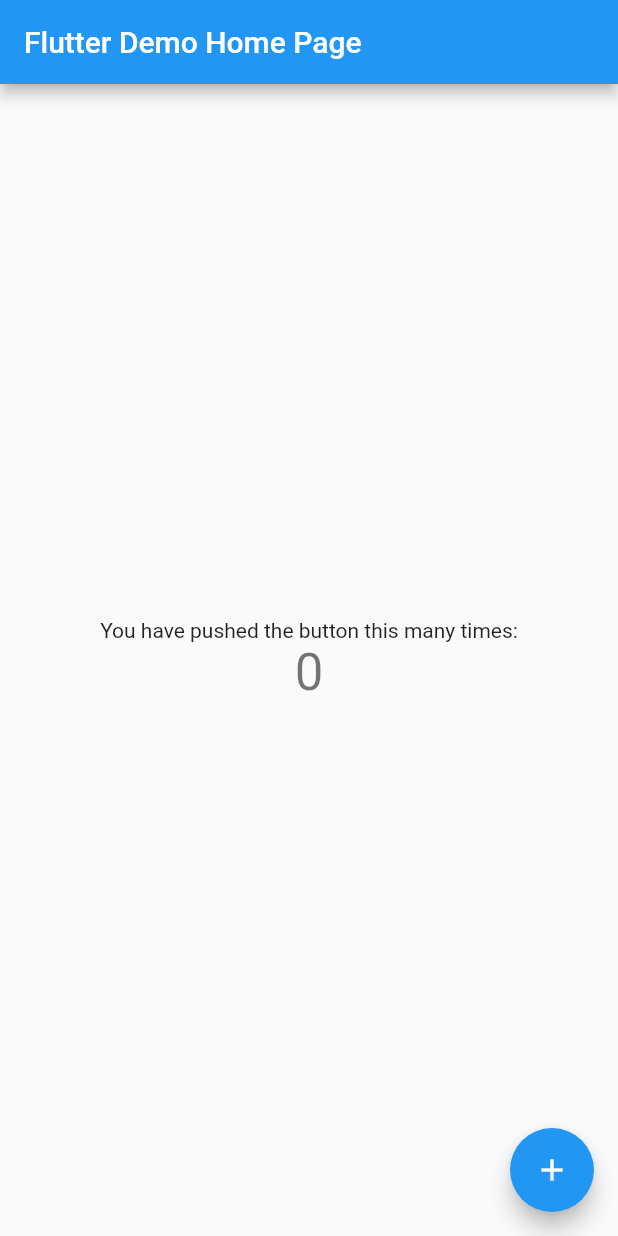
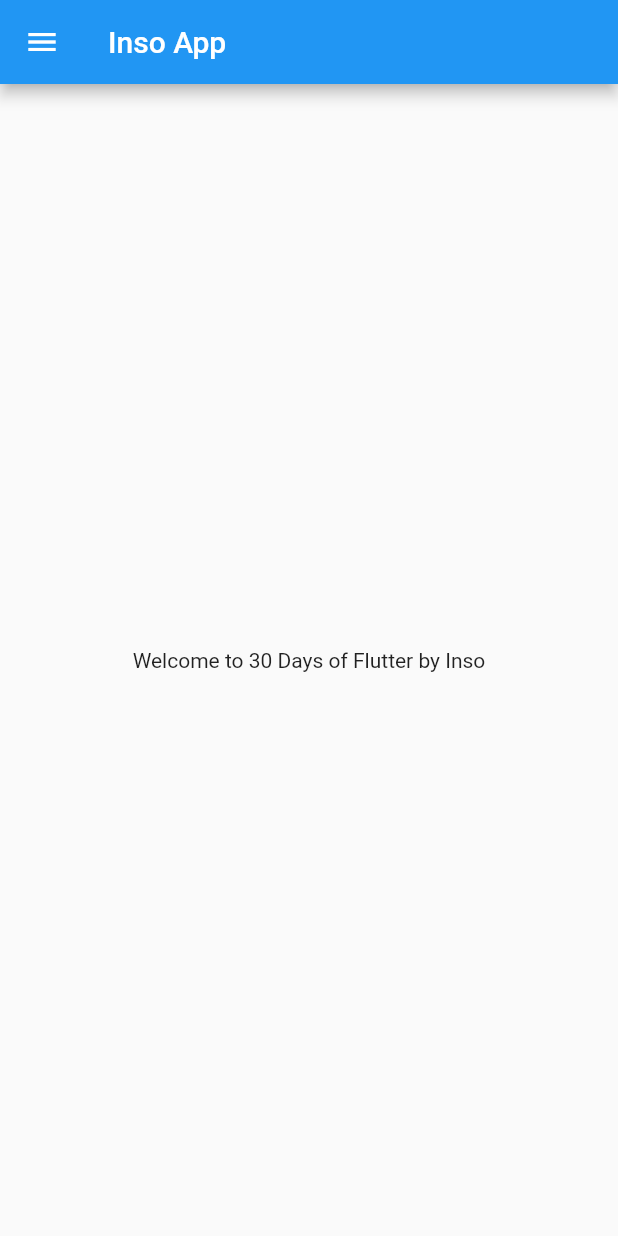
Before and after one commit to vimalbhatasana/my-app, a Flutter app: the screen it shows after launch, on a phone screen of 412 x 824 dp. Run offline on Flutter 3.47's test engine with Material 2 defaults, Android fonts, the phone set to English and light mode, and no system bars.

Commit message:
Changes Completed

```diff
--- /dev/null
+++ b/lib/home_page.dart
@@ -0,0 +1,20 @@
+import 'package:flutter/material.dart';
+
+class HomePage extends StatelessWidget {
+  @override
+  Widget build(BuildContext context) {
+    final int days = 30;
+    final String name = "Inso";
+    return Scaffold(
+      appBar: AppBar(
+        title: Text("Inso App"),
+      ),
+      body: Center(
+        child: Container(
+          child: Text("Welcome to $days Days of Flutter by $name"),
+        ),
+      ),
+      drawer: Drawer(),
+    );
+  }
+}
--- a/lib/main.dart
+++ b/lib/main.dart
@@ -1,115 +1,15 @@
 import 'package:flutter/material.dart';
+import 'home_page.dart';
 
 void main() {
-  runApp(const MyApp());
+  runApp(MyApp());
 }
 
 class MyApp extends StatelessWidget {
-  const MyApp({Key? key}) : super(key: key);
-
-  // This widget is the root of your application.
   @override
   Widget build(BuildContext context) {
     return MaterialApp(
-      title: 'Flutter Demo',
-      theme: ThemeData(
-        // This is the theme of your application.
-        //
-        // Try running your application with "flutter run". You'll see the
-        // application has a blue toolbar. Then, without quitting the app, try
-        // changing the primarySwatch below to Colors.green and then invoke
-        // "hot reload" (press "r" in the console where you ran "flutter run",
-        // or simply save your changes to "hot reload" in a Flutter IDE).
-        // Notice that the counter didn't reset back to zero; the application
-        // is not restarted.
-        primarySwatch: Colors.blue,
-      ),
-      home: const MyHomePage(title: 'Flutter Demo Home Page'),
+      home: HomePage(),
     );
   }
 }
-
-class MyHomePage extends StatefulWidget {
-  const MyHomePage({Key? key, required this.title}) : super(key: key);
-
-  // This widget is the home page of your application. It is stateful, meaning
-  // that it has a State object (defined below) that contains fields that affect
-  // how it looks.
-
-  // This class is the configuration for the state. It holds the values (in this
-  // case the title) provided by the parent (in this case the App widget) and
-  // used by the build method of the State. Fields in a Widget subclass are
-  // always marked "final".
-
-  final String title;
-
-  @override
-  State<MyHomePage> createState() => _MyHomePageState();
-}
-
-class _MyHomePageState extends State<MyHomePage> {
-  int _counter = 0;
-
-  void _incrementCounter() {
-    setState(() {
-      // This call to setState tells the Flutter framework that something has
-      // changed in this State, which causes it to rerun the build method below
-      // so that the display can reflect the updated values. If we changed
-      // _counter without calling setState(), then the build method would not be
-      // called again, and so nothing would appear to happen.
-      _counter++;
-    });
-  }
-
-  @override
-  Widget build(BuildContext context) {
-    // This method is rerun every time setState is called, for instance as done
-    // by the _incrementCounter method above.
-    //
-    // The Flutter framework has been optimized to make rerunning build methods
-    // fast, so that you can just rebuild anything that needs updating rather
-    // than having to individually change instances of widgets.
-    return Scaffold(
-      appBar: AppBar(
-        // Here we take the value from the MyHomePage object that was created by
-        // the App.build method, and use it to set our appbar title.
-        title: Text(widget.title),
-      ),
-      body: Center(
-        // Center is a layout widget. It takes a single child and positions it
-        // in the middle of the parent.
-        child: Column(
-          // Column is also a layout widget. It takes a list of children and
-          // arranges them vertically. By default, it sizes itself to fit its
-          // children horizontally, and tries to be as tall as its parent.
-          //
-          // Invoke "debug painting" (press "p" in the console, choose the
-          // "Toggle Debug Paint" action from the Flutter Inspector in Android
-          // Studio, or the "Toggle Debug Paint" command in Visual Studio Code)
-          // to see the wireframe for each widget.
-          //
-          // Column has various properties to control how it sizes itself and
-          // how it positions its children. Here we use mainAxisAlignment to
-          // center the children vertically; the main axis here is the vertical
-          // axis because Columns are vertical (the cross axis would be
-          // horizontal).
-          mainAxisAlignment: MainAxisAlignment.center,
-          children: <Widget>[
-            const Text(
-              'You have pushed the button this many times:',
-            ),
-            Text(
-              '$_counter',
-              style: Theme.of(context).textTheme.headline4,
-            ),
-          ],
-        ),
-      ),
-      floatingActionButton: FloatingActionButton(
-        onPressed: _incrementCounter,
-        tooltip: 'Increment',
-        child: const Icon(Icons.add),
-      ), // This trailing comma makes auto-formatting nicer for build methods.
-    );
-  }
-}
```
